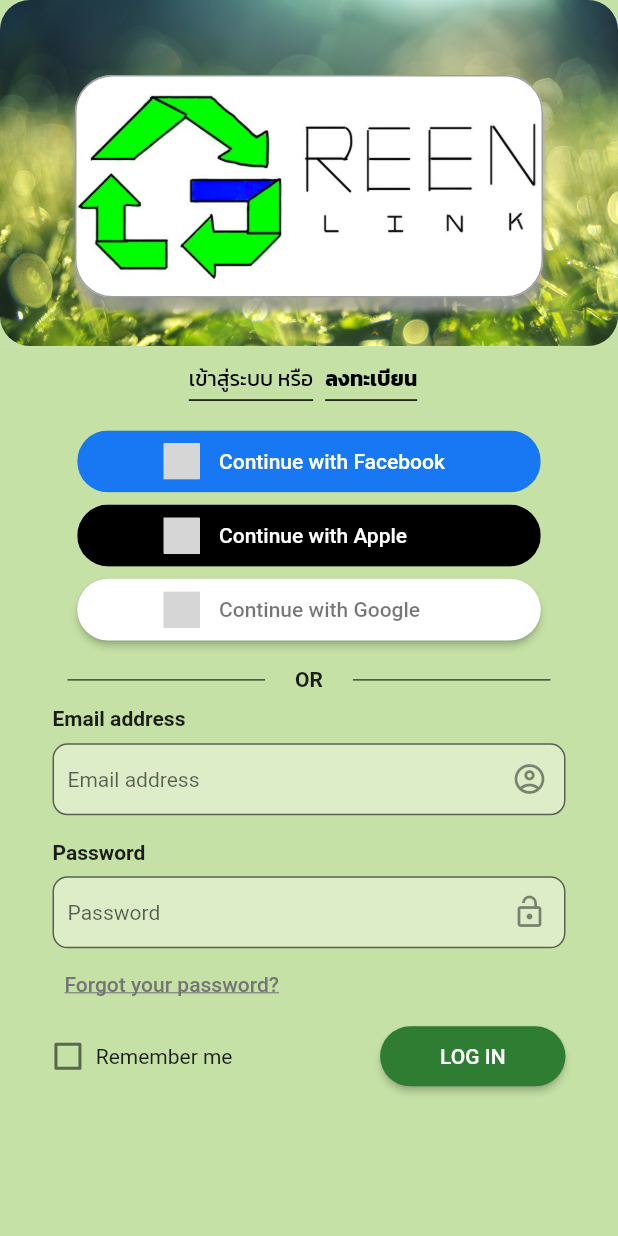
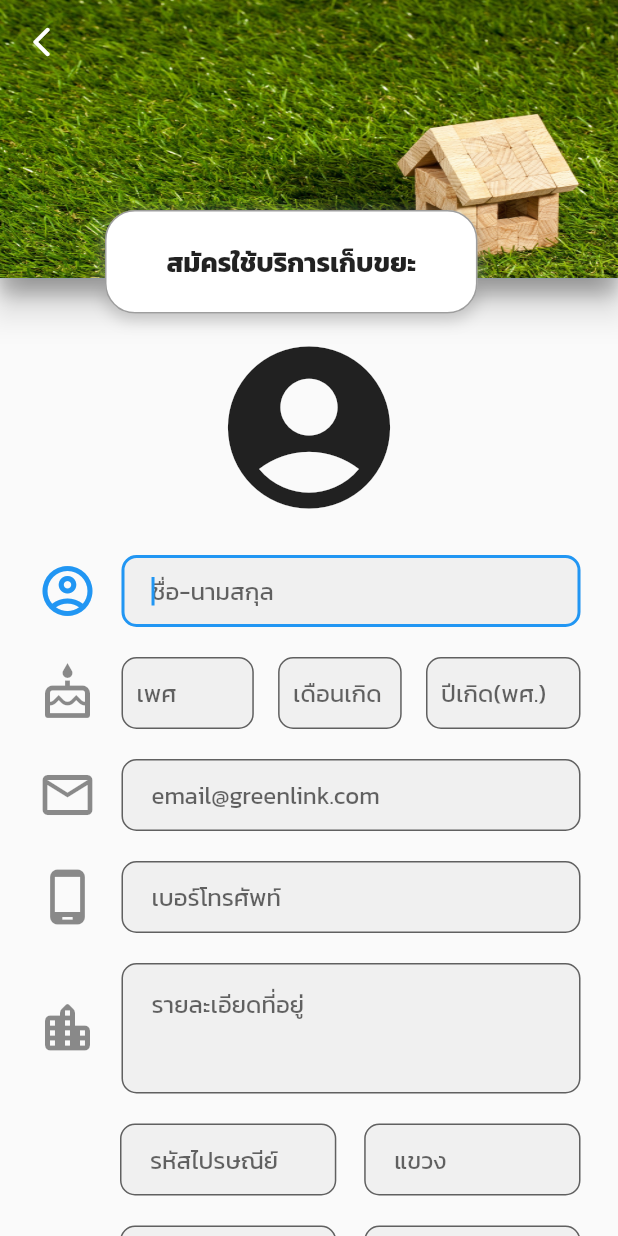
Before and after one commit to roongsetfire/Greenlink, a Flutter app: the screen it shows after launch, after a tap on "ลงทะเบียน", on a phone screen of 412 x 824 dp. Run offline on Flutter 3.47's test engine with Material 2 defaults, Android fonts, the phone set to English and light mode, and no system bars; our stand-ins replace flutter_signin_button; grey boxes are pictures that could not be loaded.

Commit message:
second page

```diff
--- /dev/null
+++ b/lib/Signup/Signup.dart
@@ -0,0 +1,394 @@
+import 'package:flutter/material.dart';
+import 'package:flutter/services.dart';
+
+class SignUp extends StatefulWidget {
+  @override
+  _SignUpState createState() => _SignUpState();
+}
+
+class _SignUpState extends State<SignUp> {
+  double screenheight;
+  double screenwidth;
+  @override
+  Widget build(BuildContext context) {
+    final screenheight = MediaQuery.of(context).size.height;
+    final screenwidth = MediaQuery.of(context).size.width;
+    return Scaffold(
+      body: SingleChildScrollView(
+        child: Stack(
+          children: [
+            Positioned(
+              top: 0.0,
+              left: 0.0,
+              right: 0.0,
+              child: Container(
+                height: screenheight * 0.225,
+                decoration: BoxDecoration(boxShadow: [
+                  BoxShadow(
+                    color: Colors.grey.withOpacity(0.5),
+                    spreadRadius: 1,
+                    blurRadius: 8,
+                    offset: Offset(0, 10),
+                  )
+                ]),
+                child: AppBar(
+                  flexibleSpace: Image(
+                    image: AssetImage('images/house.jpg'),
+                    fit: BoxFit.fill,
+                  ),
+                  leading: new IconButton(
+                    icon: new Icon(Icons.arrow_back_ios_rounded,
+                        color: Colors.white),
+                    onPressed: () => Navigator.of(context).pop(),
+                  ),
+                  //You can make this transparent
+                  elevation: 10.0,
+                ),
+              ),
+            ),
+            Positioned(
+                top: 140,
+                left: 70,
+                child: Container(
+                    padding: EdgeInsets.fromLTRB(40, 20, 40, 20),
+                    decoration: BoxDecoration(
+                        boxShadow: [
+                          BoxShadow(
+                            color: Colors.grey.withOpacity(0.5),
+                            spreadRadius: 1,
+                            blurRadius: 8,
+                            offset: Offset(0, 3),
+                          )
+                        ],
+                        border: Border.all(color: Colors.black38),
+                        borderRadius: BorderRadius.circular(20),
+                        color: Colors.white),
+                    child: Text(
+                      "สมัครใช้บริการเก็บขยะ",
+                      style: TextStyle(
+                          fontSize: 18,
+                          fontWeight: FontWeight.bold,
+                          fontFamily: 'Kanit'),
+                    ))),
+            Column(
+              children: [
+                Container(
+                  margin: EdgeInsets.fromLTRB(0, 220, 0, 0),
+                  child: Align(
+                    alignment: Alignment.center,
+                    child: Icon(
+                      Icons.account_circle_rounded,
+                      size: 130,
+                    ),
+                  ),
+                ),
+                Container(
+                  padding: EdgeInsets.fromLTRB(25, 20, 25, 0),
+                  child: Column(
+                    mainAxisAlignment: MainAxisAlignment.center,
+                    children: [
+                      TextFormField(
+                        autofocus: true,
+                        decoration: InputDecoration(
+                          icon: Icon(
+                            Icons.account_circle_outlined,
+                            size: 40,
+                          ),
+                          hintText: 'ชื่อ-นามสกุล',
+                          hintStyle:
+                              TextStyle(fontSize: 16, fontFamily: 'Kanit'),
+                          contentPadding: EdgeInsets.only(left: 20),
+                          border: OutlineInputBorder(
+                              borderRadius: BorderRadius.circular(10)),
+                          filled: true,
+                        ),
+                      ),
+                      Row(
+                        mainAxisAlignment: MainAxisAlignment.spaceBetween,
+                        children: [
+                          Container(
+                            width: screenwidth * 0.35,
+                            margin: EdgeInsets.only(top: 20),
+                            child: TextFormField(
+                              keyboardType: TextInputType.emailAddress,
+                              autofocus: false,
+                              decoration: InputDecoration(
+                                icon: Icon(
+                                  Icons.cake_outlined,
+                                  size: 40,
+                                ),
+                                hintText: 'เพศ',
+                                hintStyle: TextStyle(
+                                    fontSize: 16, fontFamily: 'Kanit'),
+                                contentPadding: EdgeInsets.only(left: 10),
+                                border: OutlineInputBorder(
+                                    borderRadius: BorderRadius.circular(10)),
+                                filled: true,
+                              ),
+                            ),
+                          ),
+                          Container(
+                            width: screenwidth * 0.2,
+                            margin: EdgeInsets.only(top: 20),
+                            child: TextFormField(
+                              keyboardType: TextInputType.number,
+                              autofocus: false,
+                              decoration: InputDecoration(
+                                hintText: 'เดือนเกิด',
+                                hintStyle: TextStyle(
+                                    fontSize: 16, fontFamily: 'Kanit'),
+                                contentPadding: EdgeInsets.only(left: 10),
+                                border: OutlineInputBorder(
+                                    borderRadius: BorderRadius.circular(10)),
+                                filled: true,
+                              ),
+                            ),
+                          ),
+                          Container(
+                            width: screenwidth * 0.25,
+                            margin: EdgeInsets.only(top: 20),
+                            child: TextFormField(
+                              keyboardType: TextInputType.number,
+                              autofocus: false,
+                              decoration: InputDecoration(
+                                hintText: 'ปีเกิด(พศ.)',
+                                hintStyle: TextStyle(
+                                    fontSize: 16, fontFamily: 'Kanit'),
+                                contentPadding: EdgeInsets.only(left: 10),
+                                border: OutlineInputBorder(
+                                    borderRadius: BorderRadius.circular(10)),
+                                filled: true,
+                              ),
+                            ),
+                          ),
+                        ],
+                      ),
+                      Container(
+                        margin: EdgeInsets.only(top: 20),
+                        child: TextFormField(
+                          keyboardType: TextInputType.emailAddress,
+                          autofocus: false,
+                          decoration: InputDecoration(
+                            icon: Icon(
+                              Icons.email_outlined,
+                              size: 40,
+                            ),
+                            hintText: 'email@greenlink.com',
+                            hintStyle:
+                                TextStyle(fontSize: 16, fontFamily: 'Kanit'),
+                            contentPadding: EdgeInsets.only(left: 20),
+                            border: OutlineInputBorder(
+                                borderRadius: BorderRadius.circular(10)),
+                            filled: true,
+                          ),
+                        ),
+                      ),
+                      Container(
+                        margin: EdgeInsets.only(top: 20),
+                        child: TextFormField(
+                          keyboardType: TextInputType.emailAddress,
+                          autofocus: false,
+                          decoration: InputDecoration(
+                            icon: Icon(
+                              Icons.phone_android_outlined,
+                              size: 40,
+                            ),
+                            hintText: 'เบอร์โทรศัพท์',
+                            hintStyle:
+                                TextStyle(fontSize: 16, fontFamily: 'Kanit'),
+                            contentPadding: EdgeInsets.only(left: 20),
+                            border: OutlineInputBorder(
+                                borderRadius: BorderRadius.circular(10)),
+                            filled: true,
+                          ),
+                        ),
+                      ),
+                      Column(
+                        children: [
+                          Container(
+                            margin: EdgeInsets.only(top: 20),
+                            child: TextFormField(
+                              keyboardType: TextInputType.multiline,
+                              minLines: 3,
+                              maxLines: null,
+                              autofocus: false,
+                              decoration: InputDecoration(
+                                icon: Icon(
+                                  Icons.location_city_rounded,
+                                  size: 40,
+                                ),
+                                hintText: 'รายละเอียดที่อยู่',
+                                hintStyle: TextStyle(
+                                    fontSize: 16, fontFamily: 'Kanit'),
+                                contentPadding:
+                                    EdgeInsets.fromLTRB(20, 10, 10, 20),
+                                border: OutlineInputBorder(
+                                    borderRadius: BorderRadius.circular(10)),
+                                filled: true,
+                              ),
+                            ),
+                          ),
+                          Row(
+                            mainAxisAlignment: MainAxisAlignment.spaceBetween,
+                            children: [
+                              Container(
+                                width: screenwidth * 0.35,
+                                margin: EdgeInsets.fromLTRB(55, 20, 0, 0),
+                                child: TextFormField(
+                                  keyboardType: TextInputType.emailAddress,
+                                  autofocus: false,
+                                  decoration: InputDecoration(
+                                    hintText: 'รหัสไปรษณีย์',
+                                    hintStyle: TextStyle(
+                                        fontSize: 16, fontFamily: 'Kanit'),
+                                    contentPadding: EdgeInsets.only(left: 20),
+                                    border: OutlineInputBorder(
+                                        borderRadius:
+                                            BorderRadius.circular(10)),
+                                    filled: true,
+                                  ),
+                                ),
+                              ),
+                              Container(
+                                width: screenwidth * 0.35,
+                                margin: EdgeInsets.only(top: 20),
+                                child: TextFormField(
+                                  keyboardType: TextInputType.emailAddress,
+                                  autofocus: false,
+                                  decoration: InputDecoration(
+                                    hintText: 'แขวง',
+                                    hintStyle: TextStyle(
+                                        fontSize: 16, fontFamily: 'Kanit'),
+                                    contentPadding: EdgeInsets.only(left: 20),
+                                    border: OutlineInputBorder(
+                                        borderRadius:
+                                            BorderRadius.circular(10)),
+                                    filled: true,
+                                  ),
+                                ),
+                              ),
+                            ],
+                          ),
+                          Row(
+                            mainAxisAlignment: MainAxisAlignment.spaceBetween,
+                            children: [
+                              Container(
+                                width: screenwidth * 0.35,
+                                margin: EdgeInsets.fromLTRB(55, 20, 0, 0),
+                                child: TextFormField(
+                                  keyboardType: TextInputType.emailAddress,
+                                  autofocus: false,
+                                  decoration: InputDecoration(
+                                    hintText: 'เขต',
+                                    hintStyle: TextStyle(
+                                        fontSize: 16, fontFamily: 'Kanit'),
+                                    contentPadding: EdgeInsets.only(left: 20),
+                                    border: OutlineInputBorder(
+                                        borderRadius:
+                                            BorderRadius.circular(10)),
+                                    filled: true,
+                                  ),
+                                ),
+                              ),
+                              Container(
+                                width: screenwidth * 0.35,
+                                margin: EdgeInsets.only(top: 20),
+                                child: TextFormField(
+                                  keyboardType: TextInputType.emailAddress,
+                                  autofocus: false,
+                                  decoration: InputDecoration(
+                                    hintText: 'จังหวัด',
+                                    hintStyle: TextStyle(
+                                        fontSize: 16, fontFamily: 'Kanit'),
+                                    contentPadding: EdgeInsets.only(left: 20),
+                                    border: OutlineInputBorder(
+                                        borderRadius:
+                                            BorderRadius.circular(10)),
+                                    filled: true,
+                                  ),
+                                ),
+                              ),
+                            ],
+                          ),
+                        ],
+                      ),
+                      Container(
+                        margin: EdgeInsets.only(top: 20),
+                        child: TextFormField(
+                          autofocus: false,
+                          decoration: InputDecoration(
+                            icon: Icon(
+                              Icons.photo_camera_outlined,
+                              size: 40,
+                            ),
+                            hintText: 'ภาพถ่ายหน้าบ้านหรือจุดสังเกต',
+                            hintStyle:
+                                TextStyle(fontSize: 16, fontFamily: 'Kanit'),
+                            contentPadding: EdgeInsets.only(left: 20),
+                            border: OutlineInputBorder(
+                                borderRadius: BorderRadius.circular(10)),
+                            filled: true,
+                          ),
+                        ),
+                      ),
+                      Container(
+                        margin: EdgeInsets.fromLTRB(0, 20, 0, 0),
+                        child: TextFormField(
+                          autofocus: false,
+                          decoration: InputDecoration(
+                            icon: InkWell(
+                              child: Icon(
+                                Icons.location_on_outlined,
+                                size: 40,
+                              ),
+                              onTap: () {},
+                            ),
+                            hintText: 'ตำแหน่งบนแผนที่',
+                            hintStyle:
+                                TextStyle(fontSize: 16, fontFamily: 'Kanit'),
+                            contentPadding: EdgeInsets.only(left: 20),
+                            border: OutlineInputBorder(
+                                borderRadius: BorderRadius.circular(10)),
+                            filled: true,
+                          ),
+                        ),
+                      ),
+                      Container(
+                        margin: EdgeInsets.fromLTRB(0, 20, 0, 20),
+                        height: screenheight * 0.06,
+                        width: screenwidth * 0.4,
+                        child: ElevatedButton(
+                          onPressed: () {},
+                          style: ElevatedButton.styleFrom(
+                              enableFeedback: true,
+                              primary: Color.fromRGBO(5, 0, 255, 1),
+                              shape: RoundedRectangleBorder(
+                                  borderRadius: BorderRadius.circular(20)),
+                              padding: EdgeInsets.all(12)),
+                          child: Text(
+                            "บันทึก",
+                            style: TextStyle(
+                                color: Colors.white,
+                                fontFamily: 'Kanit',
+                                fontSize: 20),
+                          ),
+                        ),
+                      )
+                    ],
+                  ),
+                ),
+              ],
+            )
+          ],
+        ),
+      ),
+    );
+  }
+
+  SizedBox buildSizedBox(double size) {
+    return SizedBox(
+      height: screenheight * size,
+      width: screenwidth * size,
+    );
+  }
+}
--- a/lib/login_screen/login_Firstpage.dart
+++ b/lib/login/login_Firstpage.dart
@@ -289,7 +289,7 @@ class _LoginFirstPageState extends State<LoginFirstPage> {
   // Text กด 'ลงทะเบียน'
   Widget signup() {
     return TextButton(
-      onPressed: () {},
+      onPressed: () => Navigator.pushNamed(context, '/SignUp'),
       child: Container(
         padding: EdgeInsets.only(bottom: 3),
         decoration: BoxDecoration(
--- a/lib/main.dart
+++ b/lib/main.dart
@@ -1,5 +1,5 @@
 import 'package:flutter/material.dart';
-import 'package:project_bin/login_screen/login_Firstpage.dart';
+import 'package:project_bin/router.dart';
 
 void main() => runApp(MyApp());
 
@@ -8,9 +8,9 @@ class MyApp extends StatelessWidget {
   @override
   Widget build(BuildContext context) {
     return MaterialApp(
-      title: "Flutter Login First Page",
       debugShowCheckedModeBanner: false,
-      home: LoginFirstPage(),
+      routes: routes,
+      initialRoute: '/Login',
     );
   }
 }
--- /dev/null
+++ b/lib/router.dart
@@ -0,0 +1,8 @@
+import 'package:flutter/material.dart';
+import 'package:project_bin/Signup/Signup.dart';
+import 'package:project_bin/login/login_Firstpage.dart';
+
+final Map<String, WidgetBuilder> routes = {
+  '/SignUp': (BuildContext context) => SignUp(),
+  '/Login': (BuildContext context) => LoginFirstPage(),
+};
```
